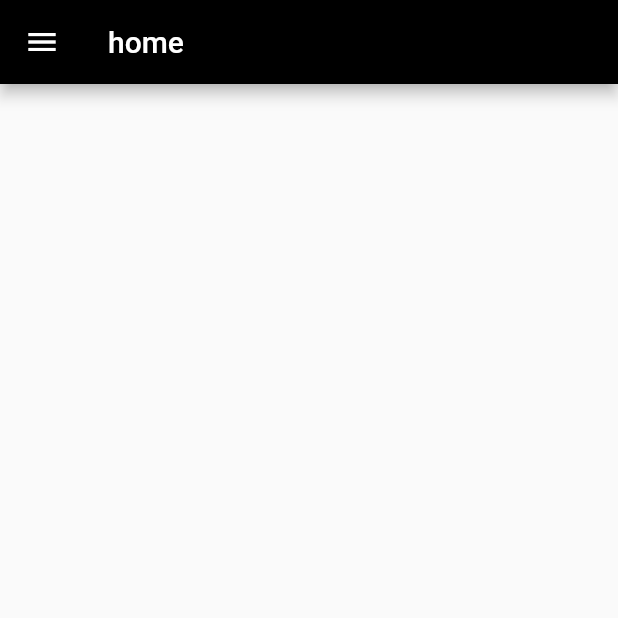
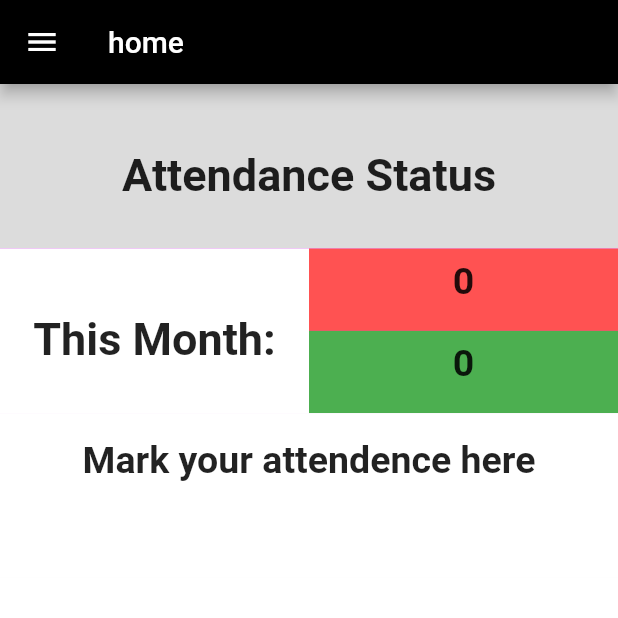
Before and after one commit to YassaFareed/society-management-system, a Flutter app: the homeScreen screen opened directly, on a phone screen of 412 x 824 dp, the top half of it. Run offline on Flutter 3.47's test engine with Material 2 defaults, Android fonts, the phone set to English and light mode, and no system bars; our stand-ins replace splashscreen.

Commit message:
Update homescreen.dart

```diff
--- a/lib/home_screens/homescreen.dart
+++ b/lib/home_screens/homescreen.dart
@@ -15,9 +15,136 @@ class _homeScreenState extends State<homeScreen> {
         title: Text('home'),
         backgroundColor: Colors.black,
       ),
-        drawer:mainDrawer()
+        drawer:mainDrawer(),
+        body: Attendance(),
     );
 
   }
+}
 
+class Attendance extends StatefulWidget {
+  @override
+  _AttendanceState createState() => _AttendanceState();
 }
+
+class _AttendanceState extends State<Attendance> {
+  int absent =0;
+  int present =0;
+
+  @override
+  Widget build(BuildContext context) {
+    return Scaffold(
+      body:Container(
+        child:Column(
+          mainAxisAlignment: MainAxisAlignment.start,
+          crossAxisAlignment: CrossAxisAlignment.stretch,
+          children:[
+            Expanded(
+              flex:1,
+                child:Container(
+                  child:Text(
+                    'Attendance Status',
+                    textAlign:TextAlign.center,
+                    style: TextStyle(fontWeight: FontWeight.bold, height:3, fontSize:30),
+                  ),
+                  height:200,
+
+                  color:Colors.black12,
+                )
+            ),
+            Expanded(
+              flex:1,
+              child: Container(
+
+                color:Colors.purpleAccent,
+                child:Row(
+                  crossAxisAlignment: CrossAxisAlignment.stretch,
+
+                  children: [
+                    Expanded(
+                      child:Container(
+                        child:Text(
+                          'This Month:',
+                          textAlign:TextAlign.center,
+                          style: TextStyle(fontWeight: FontWeight.bold, height:3, fontSize:30),
+                        ),
+
+                        color:Colors.white,
+                        height: 100,
+                        width: 50,
+                      ),
+                    ),
+                    Expanded(
+                      flex:1,
+                      child:Column(
+                        mainAxisAlignment: MainAxisAlignment.start,
+                        crossAxisAlignment: CrossAxisAlignment.stretch,
+                      children:[
+                        Expanded(
+                         child: Container(
+                            child:Text(
+                              absent.toString(),
+                          textAlign:TextAlign.center,
+                          style: TextStyle(fontWeight: FontWeight.bold, height:1.5, fontSize:25),
+                        ),
+                        color:Colors.redAccent,
+                        height: 50,
+                        width: 100,
+                      ),
+                        ),
+                        Expanded(
+                          flex:1,
+                          child:Container(
+                            child:Text(
+                              present.toString(),
+                              textAlign:TextAlign.center,
+                              style: TextStyle(fontWeight: FontWeight.bold, height:1.5, fontSize:25),
+                            ),
+                            color:Colors.green,
+                            height: 50,
+                            width: 100,
+                          ),
+                        ),
+
+                     ],
+                    ),
+                    ),
+                  ],
+                )
+
+              ),
+            ),
+            Expanded(
+                flex:1,
+
+                child: Container(
+                     child:Text(
+                    'Mark your attendence here',
+                    textAlign:TextAlign.center,
+                    style: TextStyle(fontWeight: FontWeight.bold, height:2, fontSize:25),
+                  ),
+
+
+                  color:Colors.white,
+                ),
+
+                ),
+
+
+            Expanded(
+              flex:4,
+              child:Container(
+
+                color:Colors.white,
+              )
+            ),
+
+
+                 ],
+
+            ),
+            )
+    );
+
+  }
+}
```
